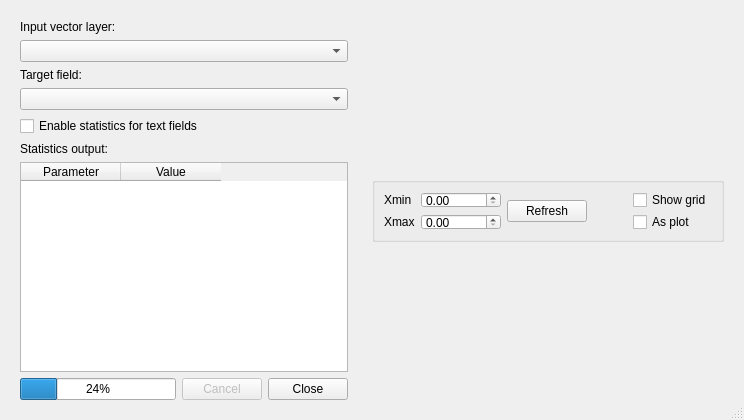
First picture: the form in frmStatist.ui, repository ePublicHealth/statist, before the edit.
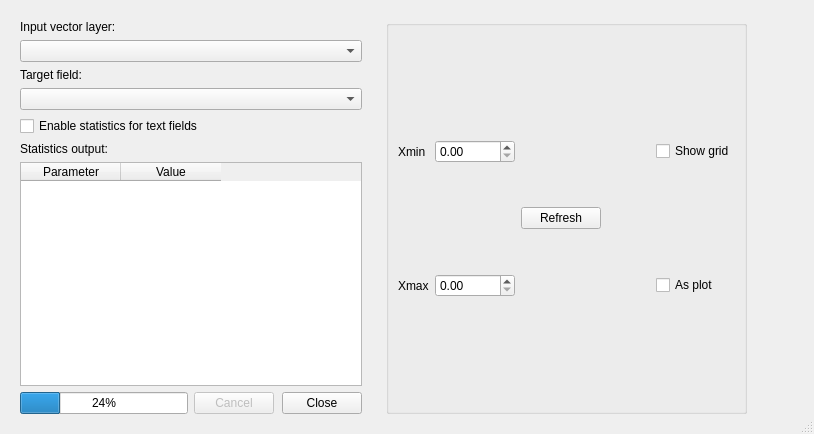
Second picture: the form after the edit.

Commit message: UPD: fixes in GUI (increase plot area)

```diff
--- a/frmStatist.ui
+++ b/frmStatist.ui
@@ -5,8 +5,8 @@
    <rect>
     <x>0</x>
     <y>0</y>
-    <width>744</width>
-    <height>420</height>
+    <width>814</width>
+    <height>434</height>
    </rect>
   </property>
   <property name="windowTitle" >
@@ -24,6 +24,12 @@
        <height>331</height>
       </size>
      </property>
+     <property name="maximumSize" >
+      <size>
+       <width>360</width>
+       <height>16777215</height>
+      </size>
+     </property>
      <layout class="QGridLayout" name="gridLayout" >
       <item row="0" column="0" >
        <widget class="QLabel" name="lblLayer" >
@@ -133,16 +139,22 @@
        <height>330</height>
       </size>
      </property>
-     <layout class="QGridLayout" name="gridLayout_2" >
-      <item row="0" column="0" >
+     <layout class="QVBoxLayout" name="verticalLayout" >
+      <item>
        <layout class="QVBoxLayout" name="layoutPlot" />
       </item>
-      <item row="1" column="0" >
+      <item>
        <widget class="QGroupBox" name="groupBox" >
+        <property name="sizePolicy" >
+         <sizepolicy vsizetype="Minimum" hsizetype="Preferred" >
+          <horstretch>0</horstretch>
+          <verstretch>0</verstretch>
+         </sizepolicy>
+        </property>
         <property name="maximumSize" >
          <size>
           <width>361</width>
-          <height>65</height>
+          <height>16777215</height>
          </size>
         </property>
         <property name="title" >
```
The commit also changes 4 other files.
